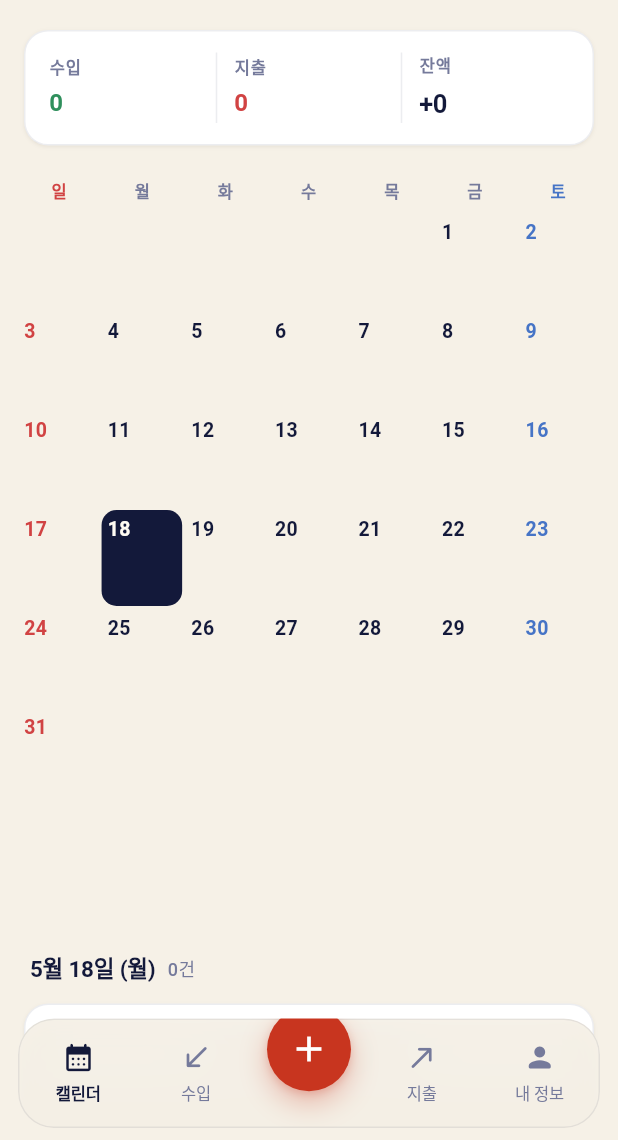
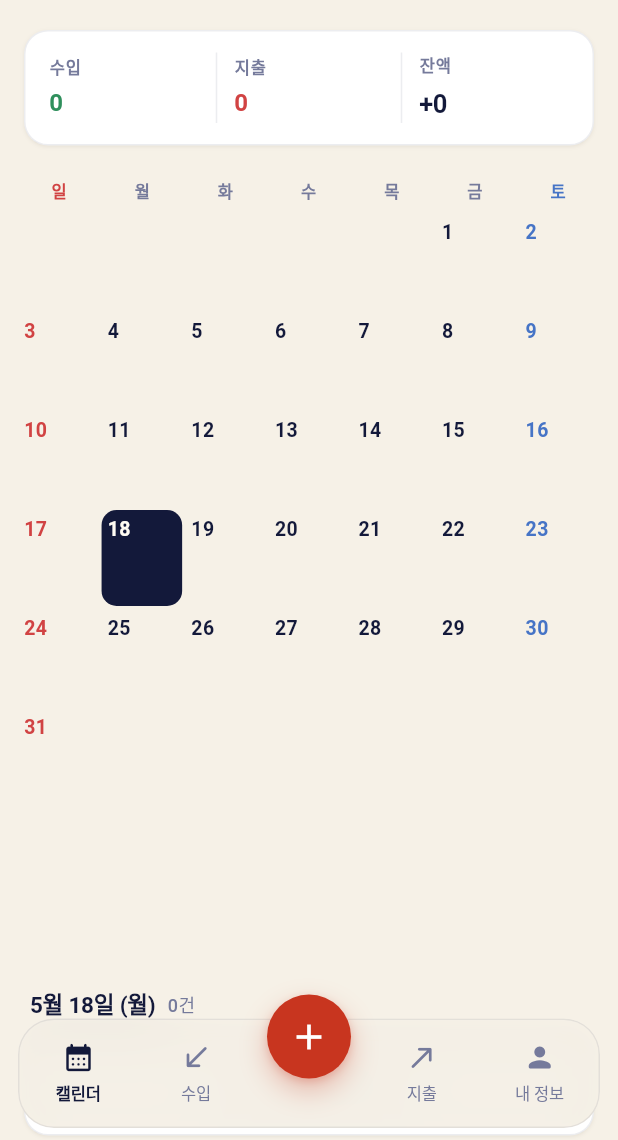
Before and after one commit to Dev-HyunSang/my-account-book-app, a Flutter app: the screen it shows after launch, on a phone screen of 412 x 824 dp, the part 96-1236 px from its top. Run offline on Flutter 3.47's test engine with Material 3 defaults, Android fonts, the phone set to English and light mode, and no system bars; our stand-ins replace shared_preferences.

Commit message:
fix(ui): lift center FAB out of clipped nav bar via Stack
The translucent rounded bar uses ClipRRect, which was clipping the
half of the center button that overflows above the bar. Wrap the bar
in a Stack with clipBehavior: none and position the FAB outside the
clipped surface so the lift, shadow, and full circle render cleanly.

Co-Authored-By: Claude Opus 4.7 <noreply@anthropic.com>

```diff
--- a/lib/screens/home_screen.dart
+++ b/lib/screens/home_screen.dart
@@ -62,6 +62,9 @@ class _TeongjangNavBar extends StatelessWidget {
   final ValueChanged<int> onTab;
   final VoidCallback onAdd;
 
+  static const double _fabSize = 56;
+  static const double _fabLift = 16;
+
   @override
   Widget build(BuildContext context) {
     return Padding(
@@ -69,8 +72,13 @@ class _TeongjangNavBar extends StatelessWidget {
         left: 12,
         right: 12,
         bottom: MediaQuery.of(context).padding.bottom + 8,
+        top: _fabLift + 8,
       ),
-      child: ClipRRect(
+      child: Stack(
+        clipBehavior: Clip.none,
+        alignment: Alignment.topCenter,
+        children: [
+          ClipRRect(
             borderRadius: BorderRadius.circular(AppTokens.radiusXl),
             child: BackdropFilter(
               filter: ImageFilter.blur(sigmaX: 20, sigmaY: 20),
@@ -101,7 +109,7 @@ class _TeongjangNavBar extends StatelessWidget {
                         onTap: () => onTab(1),
                       ),
                     ),
-                _AddButton(onTap: onAdd),
+                    SizedBox(width: _fabSize + 16),
                     Expanded(
                       child: _NavTab(
                         icon: Icons.north_east_rounded,
@@ -122,6 +130,12 @@ class _TeongjangNavBar extends StatelessWidget {
                 ),
               ),
             ),
+          ),
+          Positioned(
+            top: -_fabLift,
+            child: _AddButton(onTap: onAdd, size: _fabSize),
+          ),
+        ],
       ),
     );
   }
@@ -170,17 +184,14 @@ class _NavTab extends StatelessWidget {
 }
 
 class _AddButton extends StatelessWidget {
-  const _AddButton({required this.onTap});
+  const _AddButton({required this.onTap, this.size = 56});
 
   final VoidCallback onTap;
+  final double size;
 
   @override
   Widget build(BuildContext context) {
-    return Padding(
-      padding: const EdgeInsets.symmetric(horizontal: 8),
-      child: Transform.translate(
-        offset: const Offset(0, -16),
-        child: Container(
+    return Container(
       decoration: const BoxDecoration(
         shape: BoxShape.circle,
         boxShadow: AppTokens.shadowStamp,
@@ -192,12 +203,10 @@ class _AddButton extends StatelessWidget {
         child: InkWell(
           customBorder: const CircleBorder(),
           onTap: onTap,
-              child: const SizedBox(
-                width: 56,
-                height: 56,
-                child: Icon(Icons.add, color: Colors.white, size: 28),
-              ),
-            ),
+          child: SizedBox(
+            width: size,
+            height: size,
+            child: const Icon(Icons.add, color: Colors.white, size: 28),
           ),
         ),
       ),
```
Lines whose indentation alone changed are shown as unchanged.
